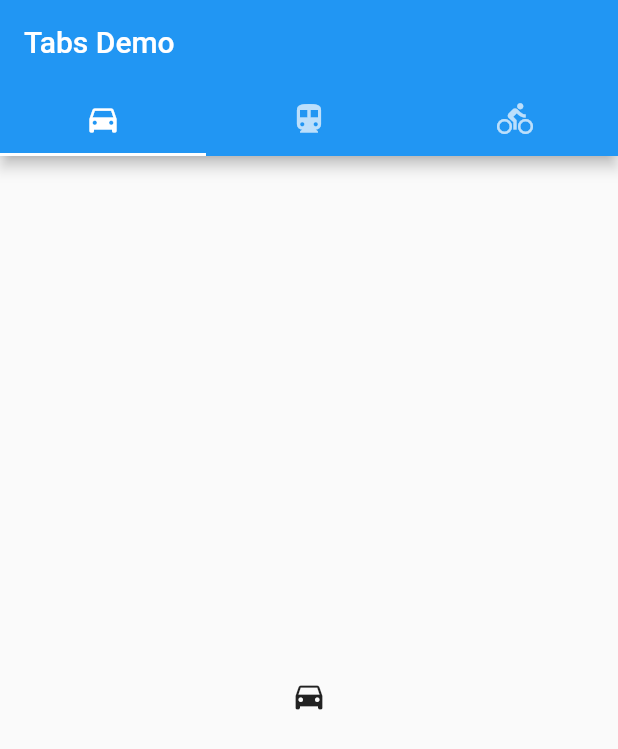
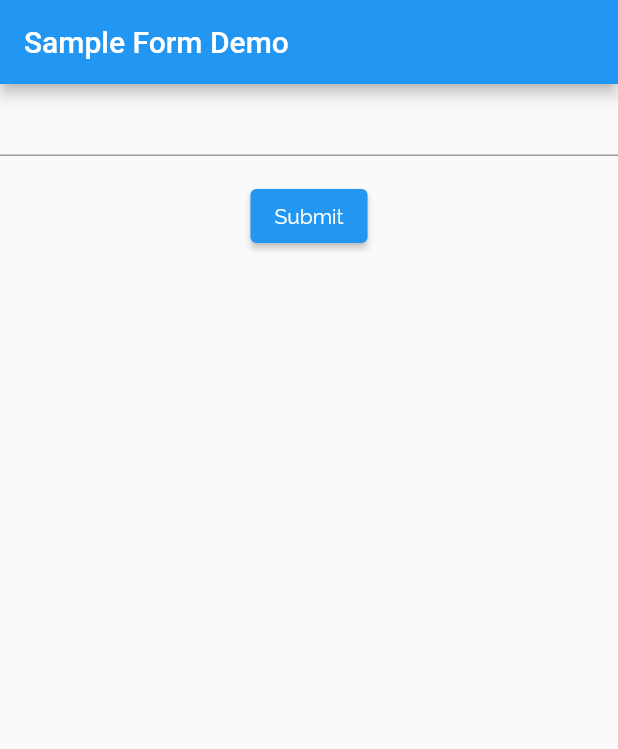
Before and after one commit to chimichi004/cookbook_flutter, a Flutter app: the screen it shows after launch, on a phone screen of 412 x 824 dp. Shown: the top 749 px of the screen. Run offline on Flutter 3.47's test engine with Material 2 defaults, Android fonts, the light colour scheme and no system bars; our stand-ins replace google_fonts.

Commit message:
Build a form with validation

```diff
--- a/lib/design/add_snackbar.dart
+++ b/lib/design/add_snackbar.dart
@@ -20,7 +20,7 @@ class SampleSnackbar extends StatelessWidget {
 
           // Find the Scaffold in the widget tree and use
           // it to show a SnackBar.
-          Scaffold.of(context).showSnackBar(snackBar);
+          ScaffoldMessenger.of(context).showSnackBar(snackBar);
         },
         child: Text('Show SnackBar'),
       ),
--- a/lib/design/custom_font.dart
+++ b/lib/design/custom_font.dart
@@ -19,6 +19,5 @@ class CustomFont extends StatelessWidget {
         ),
       ),
     );
-    ;
   }
 }
--- /dev/null
+++ b/lib/forms/form_validation.dart
@@ -0,0 +1,52 @@
+// https://flutter.dev/docs/cookbook/forms/validation
+
+import 'package:flutter/material.dart';
+
+class SampleForm extends StatefulWidget {
+  @override
+  _SampleFormState createState() => _SampleFormState();
+}
+
+class _SampleFormState extends State<SampleForm> {
+  // Create a global key that uniquely identifies the Form widget
+  // and allows validation of the form.
+  //
+  // Note: This is a `GlobalKey<FormState>`,
+  // not a GlobalKey<MyCustomFormState>.
+  final _formKey = GlobalKey<FormState>();
+
+  @override
+  Widget build(BuildContext context) {
+    return Form(
+      key: _formKey,
+      child: Column(
+        children: <Widget>[
+          // Add TextFormFields and ElevatedButton here
+          TextFormField(
+            validator: (value) {
+              if (value.isEmpty) {
+                return 'Please enter some text';
+              }
+              return null;
+            },
+          ),
+          Padding(
+            padding: const EdgeInsets.symmetric(vertical: 16.0),
+            child: ElevatedButton(
+              onPressed: () {
+                // Validate returns true if the form is valid, or false
+                // otherwise.
+                if (_formKey.currentState.validate()) {
+                  // If the form is valid, display a Snackbar.
+                  ScaffoldMessenger.of(context)
+                      .showSnackBar(SnackBar(content: Text('Processing Data')));
+                }
+              },
+              child: Text('Submit'),
+            ),
+          ),
+        ],
+      ),
+    );
+  }
+}
--- a/lib/main.dart
+++ b/lib/main.dart
@@ -1,5 +1,5 @@
 import 'package:flutter/material.dart';
-//import 'package:google_fonts/google_fonts.dart';
+import 'package:google_fonts/google_fonts.dart';
 //import 'package:flutter/foundation.dart';
 
 /*Animations */
@@ -15,7 +15,10 @@ import 'package:flutter/material.dart';
 //import 'design/add_orientationbuilder.dart';
 //import 'design/custom_font.dart';
 //import 'design/custom_themes.dart';
-import 'design/add_tabs.dart';
+//import 'design/add_tabs.dart';
+
+/*Forms */
+import 'forms/form_validation.dart';
 
 main() {
   // runApp(MaterialApp(
@@ -29,14 +32,19 @@ class MyApp extends StatelessWidget {
   // This widget is the root of your application.
   @override
   Widget build(BuildContext context) {
-    return SampleTabBar();
+    //return SampleForm();
 
-    // return MaterialApp(
-    //   title: appTitle,
-    //   theme: ThemeData(
-    //     textTheme: GoogleFonts.ralewayTextTheme(Theme.of(context).textTheme),
-    //   ),
-    //   home: CustomFont(),
-    // );
+    return MaterialApp(
+      title: appTitle,
+      theme: ThemeData(
+        textTheme: GoogleFonts.ralewayTextTheme(Theme.of(context).textTheme),
+      ),
+      home: Scaffold(
+        appBar: AppBar(
+          title: Text('Sample Form Demo'),
+        ),
+        body: SampleForm(),
+      ),
+    );
   }
 }
```
